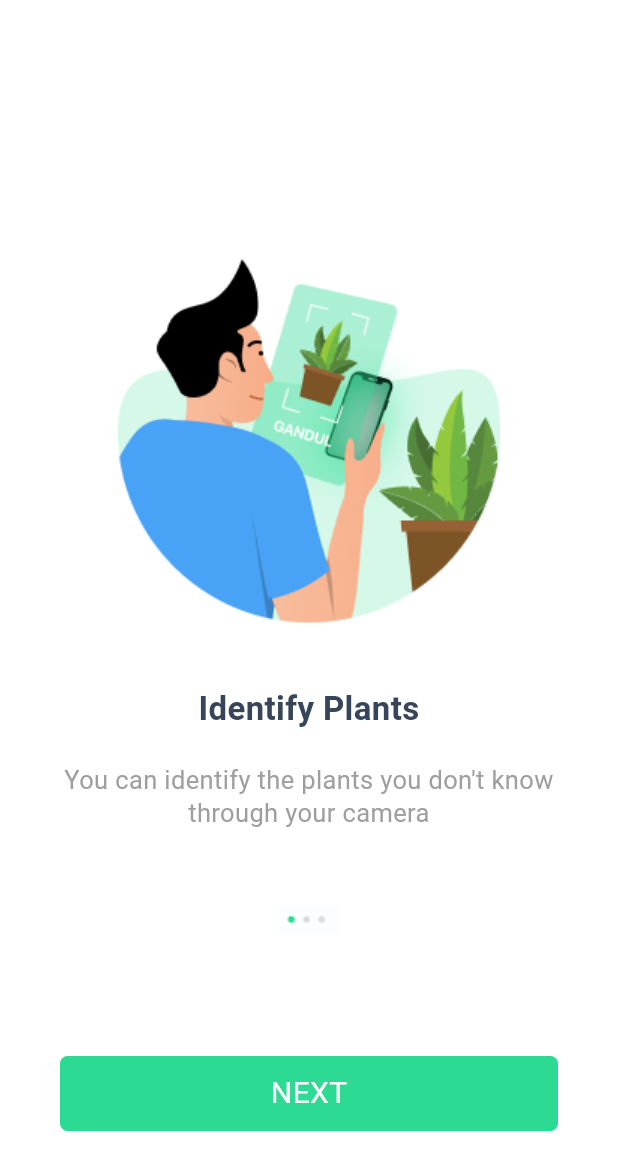
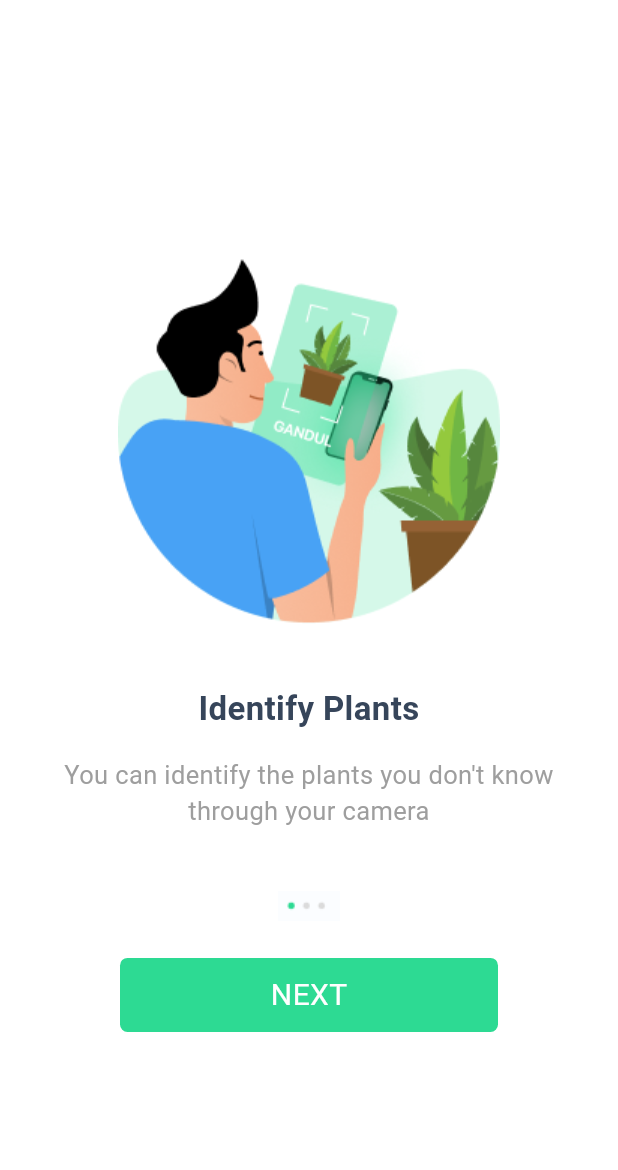
Before and after one commit to Youssef18118/Plant_App_mobile, a Flutter app: the screen it shows after launch, on a phone screen of 412 x 824 dp. Shown: the top 1170 px of the screen. Run offline on Flutter 3.47's test engine with Material 3 defaults, Android fonts, the phone set to English and light mode, and no system bars; our stand-ins replace bloc, dio, flutter_bloc, get, hive, hive_flutter; accounts and stored records are empty.

Commit message:
Make onboarding responsive

```diff
--- a/lib/Screens/onboarding/Onboarding.dart
+++ b/lib/Screens/onboarding/Onboarding.dart
@@ -24,6 +24,8 @@
 
   @override
   Widget build(BuildContext context) {
+    final width = MediaQuery.of(context).size.width;
+    final height = MediaQuery.of(context).size.height;
     return Scaffold(
       backgroundColor: Colors.white,
       body: Column(
@@ -40,8 +42,8 @@
                           Image.asset(imagePath + onBoardingList[index].image!),
                     ),
                   ),
-                  const SizedBox(
-                    height: 40,
+                  SizedBox(
+                    height: height * 0.05,
                   ),
                   Center(
                     child: Text(
@@ -51,12 +53,11 @@
                         fontSize: 22,
                         fontWeight: FontWeight.bold,
                         color: Color(0xFF36455A),
-                        height: 1.5,
                       ),
                     ),
                   ),
-                  const SizedBox(
-                    height: 20,
+                  SizedBox(
+                    height: height * 0.02,
                   ),
                   Center(
                     child: Text(
@@ -65,22 +66,20 @@
                       style: const TextStyle(
                         fontSize: 17,
                         color: Colors.grey,
-                        height: 1.3,
                       ),
                     ),
                   ),
-                  const SizedBox(height: 50),
+                  SizedBox(height: height * 0.05),
                   Image.asset(imagePath + onBoardingList[index].elipse!),
-                ],
-              ),
-            ),
+                  SizedBox(
+                    height: height * 0.03,
                   ),
                   Container(
                     padding: const EdgeInsets.symmetric(horizontal: 40),
                     child: GestureDetector(
                       onTap: _onTap,
                       child: Container(
-                height: 50,
+                        height: height * 0.06,
                         width: double.infinity,
                         decoration: BoxDecoration(
                           color: const Color.fromARGB(255, 45, 218, 147),
@@ -98,8 +97,9 @@
                       ),
                     ),
                   ),
-          const SizedBox(
-            height: 70,
+                ],
+              ),
+            ),
           ),
         ],
       ),
```
Lines whose indentation alone changed are shown as unchanged.
